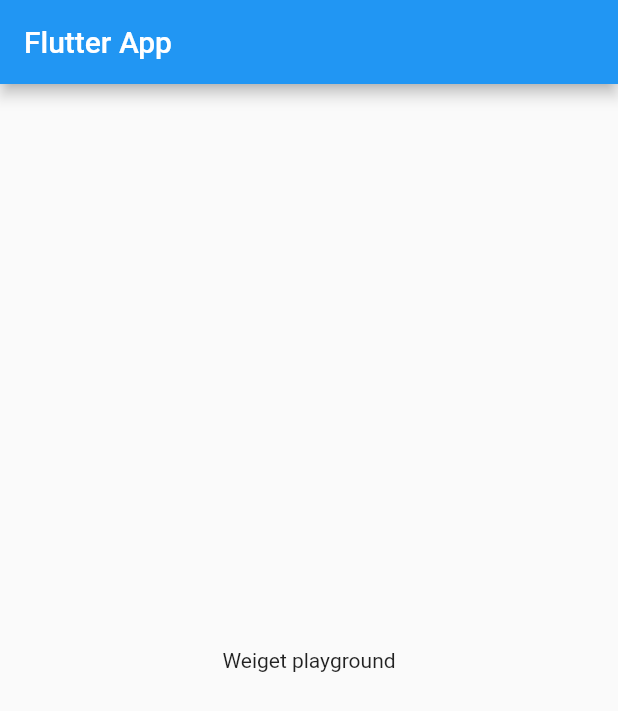
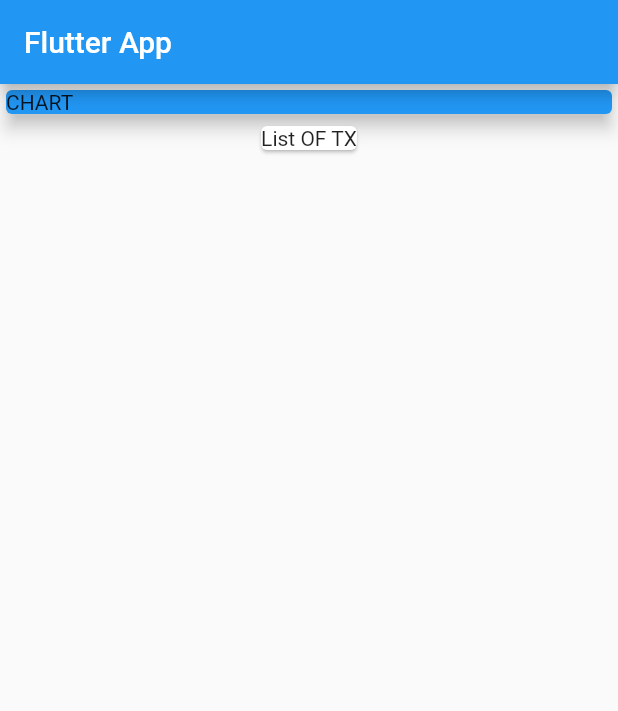
Before and after one commit to murugans11/exEpanse, a Flutter app: the screen it shows after launch, on a phone screen of 412 x 824 dp. Shown: the top 711 px of the screen. Run offline on Flutter 3.47's test engine with Material 2 defaults, Android fonts, the phone set to English and light mode, and no system bars.

Commit message:
02-card-with-container

```diff
--- a/lib/main.dart
+++ b/lib/main.dart
@@ -21,8 +21,22 @@ class MyHomePage extends StatelessWidget {
       appBar: AppBar(
         title: Text('Flutter App'),
       ),
-      body: Center(
-        child: Text('Weiget playground'),
+      body: Column(
+        children: [
+          Container(
+            width: double.infinity,
+            child: Card(
+              color: Colors.blue,
+              child: Text('CHART'),
+              elevation: 5,
+            ),
+          ),
+          Card(
+            child: Text('List OF TX'),
+          )
+
+        ],
       ),
     );
   }
+}
```
